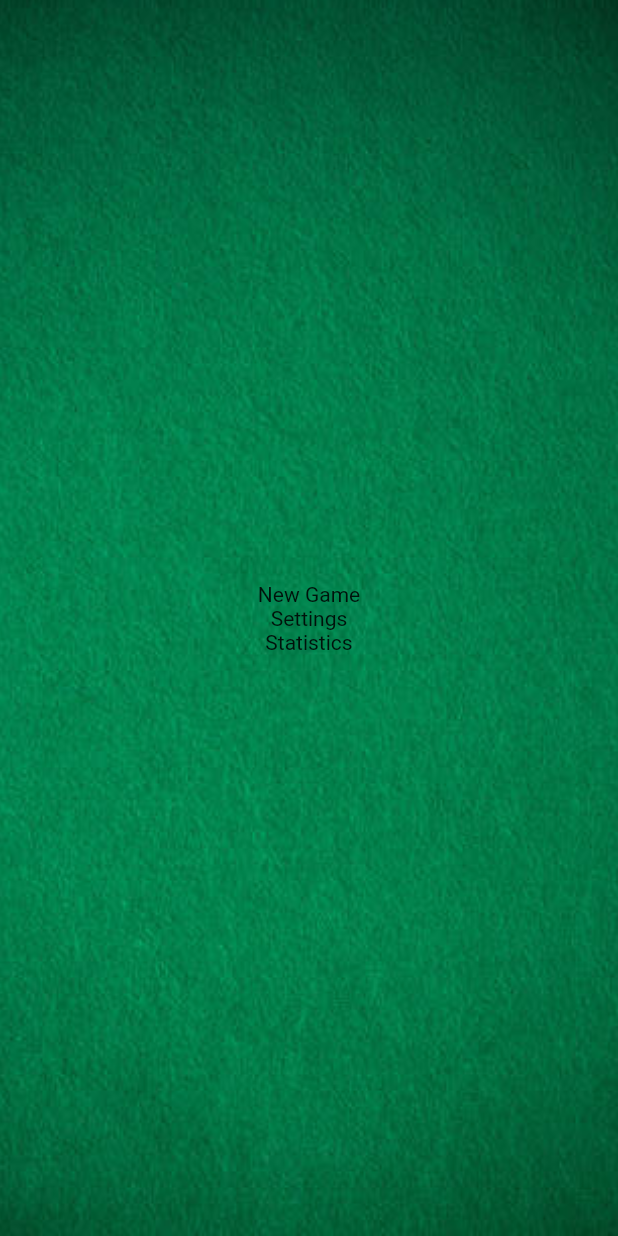
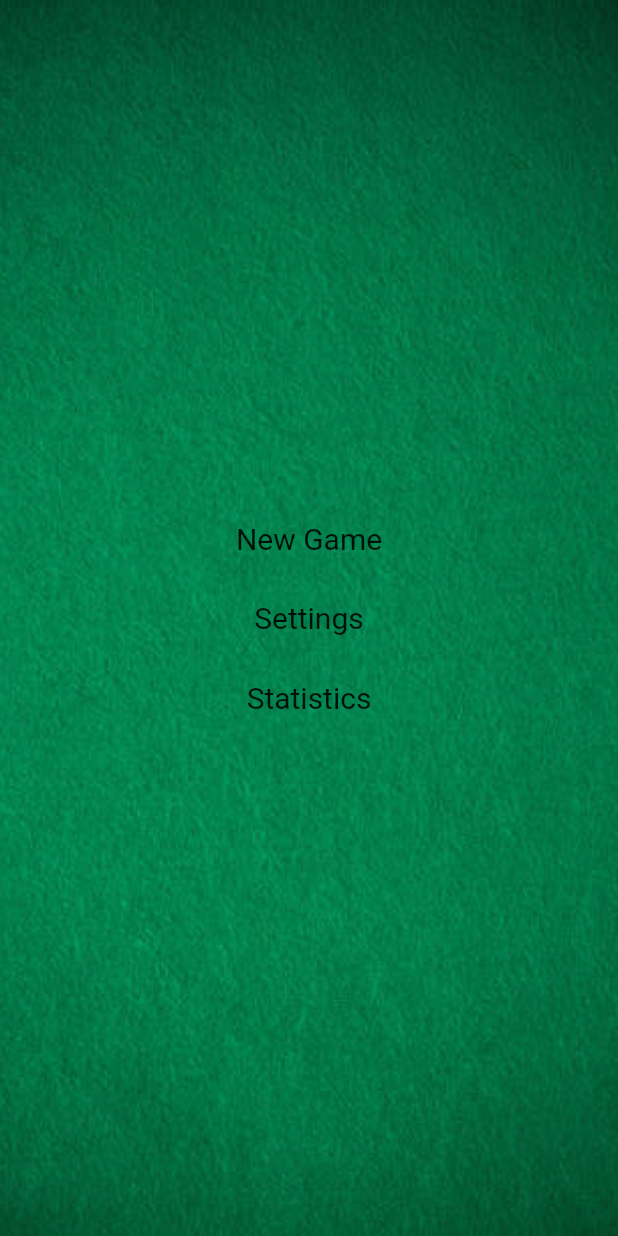
Before and after one commit to nathanstouffer/cribbage, a Flutter app: the screen it shows after launch, on a phone screen of 412 x 824 dp. Run offline on Flutter 3.47's test engine with Material 2 defaults, Android fonts, the light colour scheme and no system bars.

Commit message:
messing with home screen style

```diff
--- a/CribbageFlutter/cribbage/lib/screens/menu/menu_screen.dart
+++ b/CribbageFlutter/cribbage/lib/screens/menu/menu_screen.dart
@@ -17,17 +17,20 @@ class MenuScreen extends StatelessWidget {
           child: Column(
             mainAxisAlignment: MainAxisAlignment.center,
             crossAxisAlignment: CrossAxisAlignment.center,
-            children: [
+            // TODO see if we can get these to be TextButtons
+            children: <Widget>[
               GestureDetector(
-                child: const Text("New Game"),
+                child: const Text("New Game", style: TextStyle(fontSize: 20)),
                 onTap: () => _onNewGameTap(context),
               ),
+              const SizedBox(height: 30),
               GestureDetector(
-                child: const Text("Settings"),
+                child: const Text("Settings", style: TextStyle(fontSize: 20)),
                 onTap: () => _onSettingsTap(context),
               ),
+              const SizedBox(height: 30),
               GestureDetector(
-                child: const Text("Statistics"),
+                child: const Text("Statistics", style: TextStyle(fontSize: 20)),
                 onTap: () => _onStatisticsTap(context),
               ),
             ],
```
